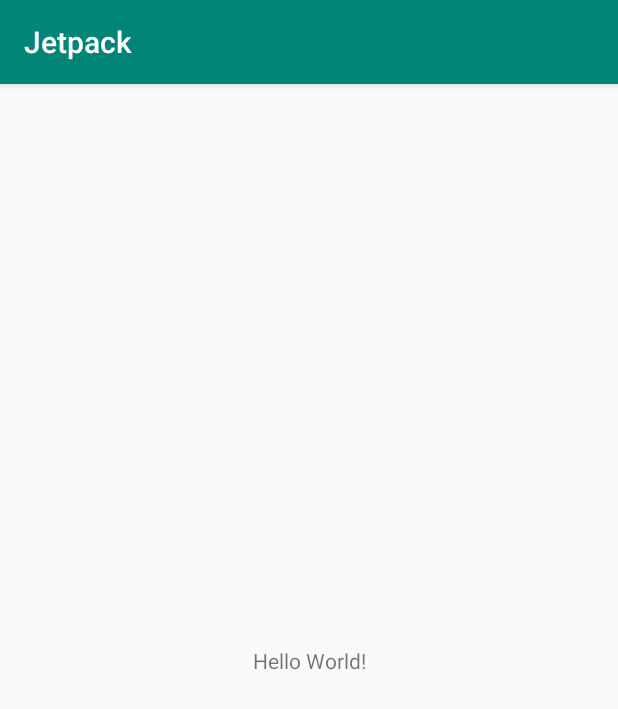
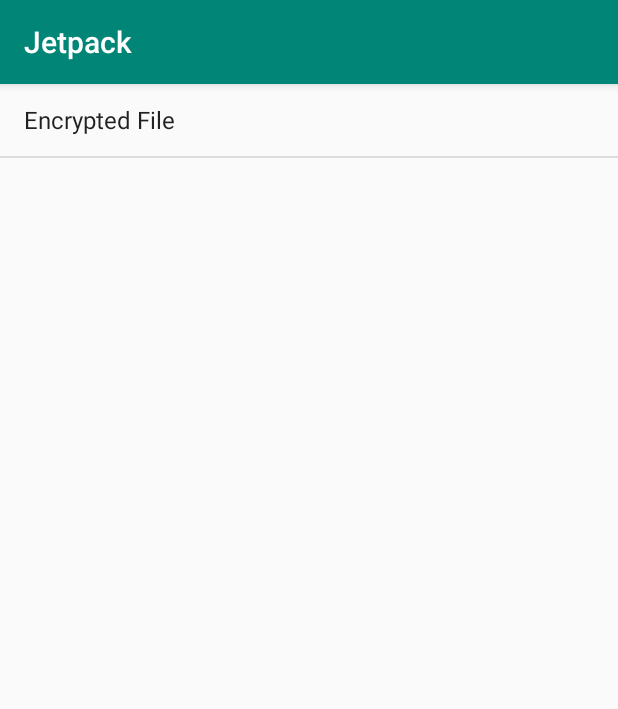
Before and after one commit to iMeePwni/Jetpack, an Android app: the screen it shows after launch (MainActivity), on a phone screen of 412 x 824 dp. Shown: the top 709 px of the screen. Run offline under Robolectric (Android 15) with nearby library versions, the phone set to English and light mode, and no system bars.

Commit message:
add function index.

```diff
--- a/app/build.gradle
+++ b/app/build.gradle
@@ -28,6 +28,7 @@ dependencies {
     implementation fileTree(dir: 'libs', include: ['*.jar'])
     implementation "org.jetbrains.kotlin:kotlin-stdlib-jdk7:$kotlin_version"
     implementation 'androidx.appcompat:appcompat:1.1.0'
+    implementation 'androidx.recyclerview:recyclerview:1.0.0'
     implementation 'androidx.constraintlayout:constraintlayout:1.1.3'
 
     // Android KTX
--- a/app/src/main/AndroidManifest.xml
+++ b/app/src/main/AndroidManifest.xml
@@ -12,13 +12,15 @@
         android:roundIcon="@mipmap/ic_launcher_round"
         android:supportsRtl="true"
         android:theme="@style/AppTheme">
-        <activity android:name=".MainActivity">
+        <activity android:name=".main.MainActivity">
             <intent-filter>
                 <action android:name="android.intent.action.MAIN" />
 
                 <category android:name="android.intent.category.LAUNCHER" />
             </intent-filter>
         </activity>
+
+        <activity android:name=".function.encrypted_file.EncryptedFileActivity" android:label="@string/encrypted_file"/>
     </application>
 
 </manifest>
--- a/app/src/main/java/com/imeepwni/jetpack/MainActivity.kt
+++ /dev/null
@@ -1,12 +0,0 @@
-package com.imeepwni.jetpack
-
-import androidx.appcompat.app.AppCompatActivity
-import android.os.Bundle
-
-class MainActivity : AppCompatActivity() {
-
-    override fun onCreate(savedInstanceState: Bundle?) {
-        super.onCreate(savedInstanceState)
-        setContentView(R.layout.activity_main)
-    }
-}
--- /dev/null
+++ b/app/src/main/java/com/imeepwni/jetpack/app/BaseActivity.kt
@@ -0,0 +1,11 @@
+package com.imeepwni.jetpack.app
+
+import androidx.appcompat.app.AppCompatActivity
+
+/**
+ * 作者：Created by guofeng on 2019/10/12
+ * 邮箱：feng.guo@bees360.com
+ */
+abstract class BaseActivity : AppCompatActivity() {
+
+}
--- /dev/null
+++ b/app/src/main/java/com/imeepwni/jetpack/data/JetPackFunction.kt
@@ -0,0 +1,7 @@
+package com.imeepwni.jetpack.data
+
+/**
+ * 作者：Created by guofeng on 2019/10/10
+ * 邮箱：feng.guo@bees360.com
+ */
+data class JetPackFunction(val name: String, val callback: () -> Unit)
--- /dev/null
+++ b/app/src/main/java/com/imeepwni/jetpack/function/encrypted_file/EncryptedFileActivity.kt
@@ -0,0 +1,11 @@
+package com.imeepwni.jetpack.function.encrypted_file
+
+import com.imeepwni.jetpack.app.BaseActivity
+
+/**
+ * 作者：Created by guofeng on 2019/10/12
+ * 邮箱：feng.guo@bees360.com
+ */
+class EncryptedFileActivity : BaseActivity() {
+
+}
--- /dev/null
+++ b/app/src/main/java/com/imeepwni/jetpack/main/FunctionAdapter.kt
@@ -0,0 +1,20 @@
+package com.imeepwni.jetpack.main
+
+import android.view.ViewGroup
+import androidx.recyclerview.widget.RecyclerView
+import com.imeepwni.jetpack.data.JetPackFunction
+
+/**
+ * 作者：Created by guofeng on 2019/10/10
+ * 邮箱：feng.guo@bees360.com
+ */
+class FunctionAdapter(private val functions: List<JetPackFunction>) : RecyclerView.Adapter<SimpleItemViewHolder>() {
+
+    override fun onCreateViewHolder(parent: ViewGroup, viewType: Int) = SimpleItemViewHolder.create(parent)
+
+    override fun getItemCount() = functions.size
+
+    override fun onBindViewHolder(holder: SimpleItemViewHolder, position: Int) {
+        holder.bind(functions[position])
+    }
+}
--- /dev/null
+++ b/app/src/main/java/com/imeepwni/jetpack/main/MainActivity.kt
@@ -0,0 +1,39 @@
+package com.imeepwni.jetpack.main
+
+import android.content.Intent
+import android.os.Bundle
+import androidx.appcompat.app.AppCompatActivity
+import androidx.recyclerview.widget.DividerItemDecoration
+import androidx.recyclerview.widget.LinearLayoutManager
+import androidx.recyclerview.widget.RecyclerView
+import com.imeepwni.jetpack.R
+import com.imeepwni.jetpack.data.JetPackFunction
+import com.imeepwni.jetpack.function.encrypted_file.EncryptedFileActivity
+import kotlinx.android.synthetic.main.activity_main.*
+
+class MainActivity : AppCompatActivity() {
+
+    private val jetPackFunctions = mutableListOf<JetPackFunction>()
+
+    override fun onCreate(savedInstanceState: Bundle?) {
+        super.onCreate(savedInstanceState)
+        setContentView(R.layout.activity_main)
+
+        initData()
+        initView()
+    }
+
+    private fun initData() {
+        jetPackFunctions.add(JetPackFunction(getString(R.string.encrypted_file)) {
+            startActivity(Intent(this, EncryptedFileActivity::class.java))
+        })
+    }
+
+    private fun initView() {
+        rv_content.run {
+            layoutManager = LinearLayoutManager(context, RecyclerView.VERTICAL, false)
+            adapter = FunctionAdapter(jetPackFunctions)
+            addItemDecoration(DividerItemDecoration(context, RecyclerView.VERTICAL))
+        }
+    }
+}
--- /dev/null
+++ b/app/src/main/java/com/imeepwni/jetpack/main/SimpleItemViewHolder.kt
@@ -0,0 +1,34 @@
+package com.imeepwni.jetpack.main
+
+import android.view.LayoutInflater
+import android.view.View
+import android.view.ViewGroup
+import android.widget.TextView
+import androidx.recyclerview.widget.RecyclerView
+import com.imeepwni.jetpack.data.JetPackFunction
+
+/**
+ * 作者：Created by guofeng on 2019/10/10
+ * 邮箱：feng.guo@bees360.com
+ */
+class SimpleItemViewHolder private constructor(itemView: View) : RecyclerView.ViewHolder(itemView) {
+
+    var mTVTitle: TextView = itemView.findViewById(android.R.id.text1)
+
+    fun bind(jetPackFunction: JetPackFunction) {
+        mTVTitle.text = jetPackFunction.name
+        mTVTitle.setOnClickListener {
+            jetPackFunction.callback.invoke()
+        }
+    }
+
+    companion object {
+
+        fun create(parent: ViewGroup): SimpleItemViewHolder {
+            return LayoutInflater.from(parent.context)
+                    .inflate(android.R.layout.simple_list_item_1, parent, false).let {
+                        SimpleItemViewHolder(it)
+                    }
+        }
+    }
+}
--- a/app/src/main/res/layout/activity_main.xml
+++ b/app/src/main/res/layout/activity_main.xml
@@ -4,15 +4,14 @@
     xmlns:tools="http://schemas.android.com/tools"
     android:layout_width="match_parent"
     android:layout_height="match_parent"
-    tools:context=".MainActivity">
+    tools:context=".main.MainActivity">
 
-    <TextView
-        android:layout_width="wrap_content"
-        android:layout_height="wrap_content"
-        android:text="Hello World!"
+    <androidx.recyclerview.widget.RecyclerView
+        android:id="@+id/rv_content"
+        android:layout_width="0dp"
+        android:layout_height="0dp"
         app:layout_constraintBottom_toBottomOf="parent"
-        app:layout_constraintLeft_toLeftOf="parent"
-        app:layout_constraintRight_toRightOf="parent"
+        app:layout_constraintEnd_toEndOf="parent"
+        app:layout_constraintStart_toStartOf="parent"
         app:layout_constraintTop_toTopOf="parent" />
-
 </androidx.constraintlayout.widget.ConstraintLayout>
--- a/app/src/main/res/values/strings.xml
+++ b/app/src/main/res/values/strings.xml
@@ -1,3 +1,7 @@
 <resources>
     <string name="app_name">Jetpack</string>
+
+    <!--  Function  -->
+    <string name="encrypted_file">Encrypted File</string>
+
 </resources>
```
